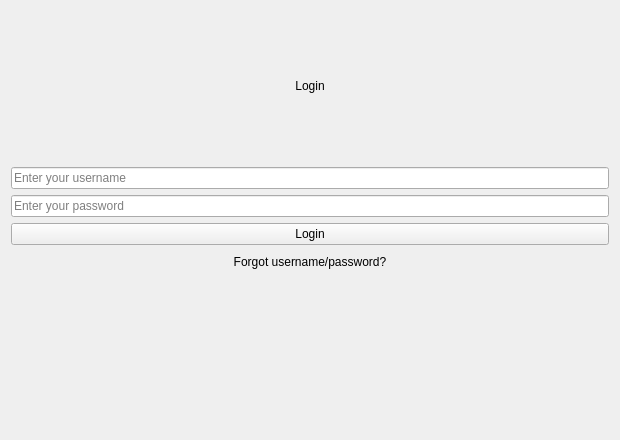
Before: the Qt Designer form src/login.ui in codingburgas/finance-challenge-vermogenskrieger, drawn with Qt 5.
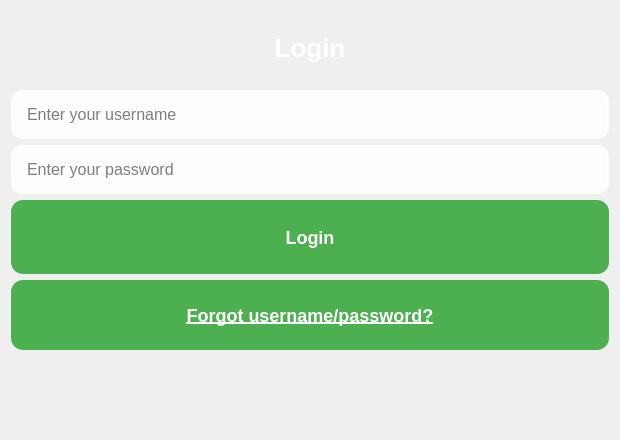
After: the same form once the commit is applied.

Commit message: Add better ui for login and register page close #12

```diff
--- a/src/login.ui
+++ b/src/login.ui
@@ -13,6 +13,65 @@
   <property name="windowTitle">
    <string>Login</string>
   </property>
+  <property name="styleSheet">
+   <string>
+    QWidget {
+        background: qlineargradient(x1:0, y1:0, x2:1, y2:1,
+                                    stop:0 #B2FFB2, stop:1 #007A33); /* Light green to dark green gradient */
+        border-radius: 20px; /* Rounded corners for the main widget */
+        padding: 20px; /* Padding around the widget */
+    }
+    QLabel {
+        font-size: 26px; /* Larger font for labels */
+        font-weight: bold;
+        color: #ffffff; /* White text */
+        padding: 10px; /* Padding around labels */
+    }
+    QLineEdit {
+        border: 2px solid #ffffff; /* White border */
+        border-radius: 12px; /* Rounded corners */
+        padding: 12px; /* Padding inside the line edit */
+        background: rgba(255, 255, 255, 0.9); /* Slightly opaque background */
+        font-size: 16px; /* Larger font size */
+    }
+    QLineEdit:focus {
+        border: 2px solid #4CAF50; /* Green on focus */
+        background: rgba(255, 255, 255, 1); /* Full opacity on focus */
+        box-shadow: 0px 0px 5px rgba(0, 128, 0, 0.5); /* Subtle shadow effect on focus */
+    }
+    QPushButton {
+        background-color: #4CAF50; /* Button background color */
+        color: white; /* White text */
+        font-weight: bold;
+        border: none; /* No border */
+        border-radius: 12px; /* More rounded corners */
+        padding: 12px; /* Padding inside the button */
+        font-size: 18px; /* Larger font size */
+        height: 50px; /* Fixed height for uniform button sizes */
+        box-shadow: 0px 4px 8px rgba(0, 0, 0, 0.3); /* Shadow for depth */
+    }
+    QPushButton:pressed {
+        background-color: #2E7D32; /* Even darker green when pressed */
+    }
+    QPushButton#forgotButton {
+        color: #ffffff; /* Green color for the flat button */
+        text-decoration: underline; /* Underline for emphasis */
+        border: none; /* No border for flat button */
+        padding: 0; /* No padding */
+        height: 70px; /* Same height as login button */
+    }
+    QPushButton#forgotButton:hover {
+        text-decoration: none; /* Remove underline on hover */
+        color: #388E3C; /* Darker green on hover */
+    }
+    QLabel#statusLabel {
+        color: #ffffff; /* White text */
+        font-size: 16px; /* Medium font size */
+        font-weight: bold;
+        padding: 10px; /* Padding around status label */
+    }
+   </string>
+  </property>
   <layout class="QVBoxLayout" name="verticalLayout">
    <item>
     <widget class="QLabel" name="loginLabel">
@@ -42,6 +101,8 @@
     </widget>
    </item>
    <item>
+    <layout class="QVBoxLayout" name="buttonLayout">
+     <item>
     <widget class="QPushButton" name="loginButton">
      <property name="text">
       <string>Login</string>
@@ -58,8 +119,17 @@
      </property>
     </widget>
    </item>
+    </layout>
+   </item>
    <item>
-    <widget class="QLabel" name="statusLabel"/>
+    <widget class="QLabel" name="statusLabel">
+     <property name="text">
+      <string></string>
+     </property>
+     <property name="alignment">
+      <set>Qt::AlignmentFlag::AlignCenter</set>
+     </property>
+    </widget>
    </item>
   </layout>
  </widget>
```
Lines whose indentation alone changed are shown as unchanged. The commit also changes 19 other files.
